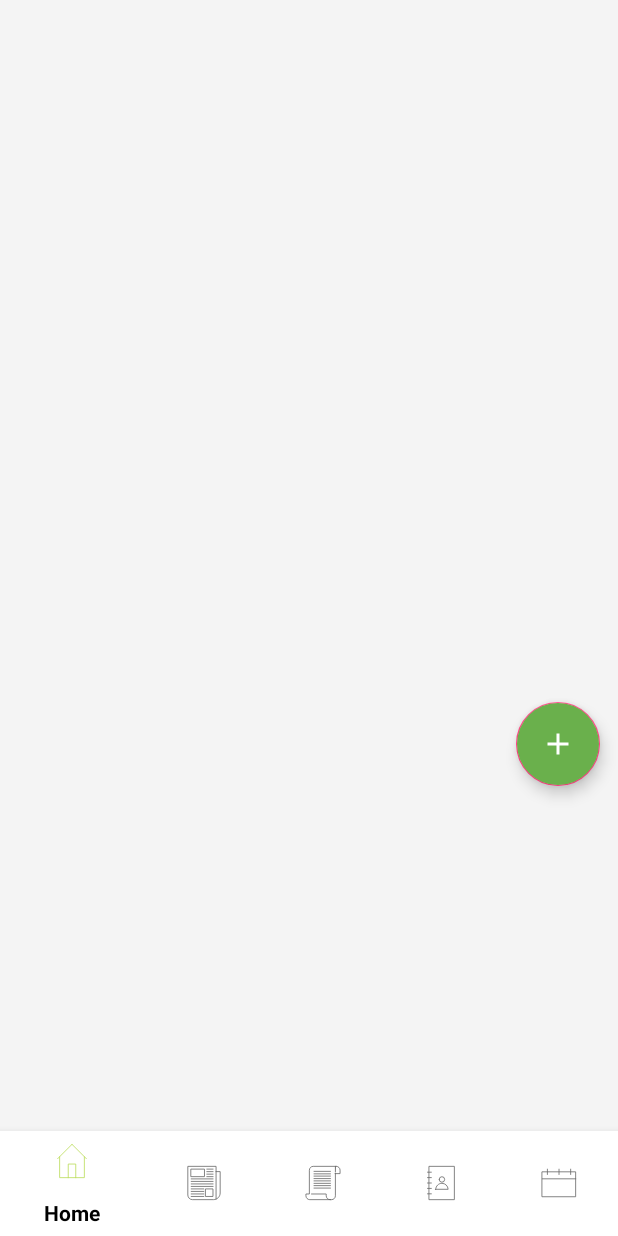
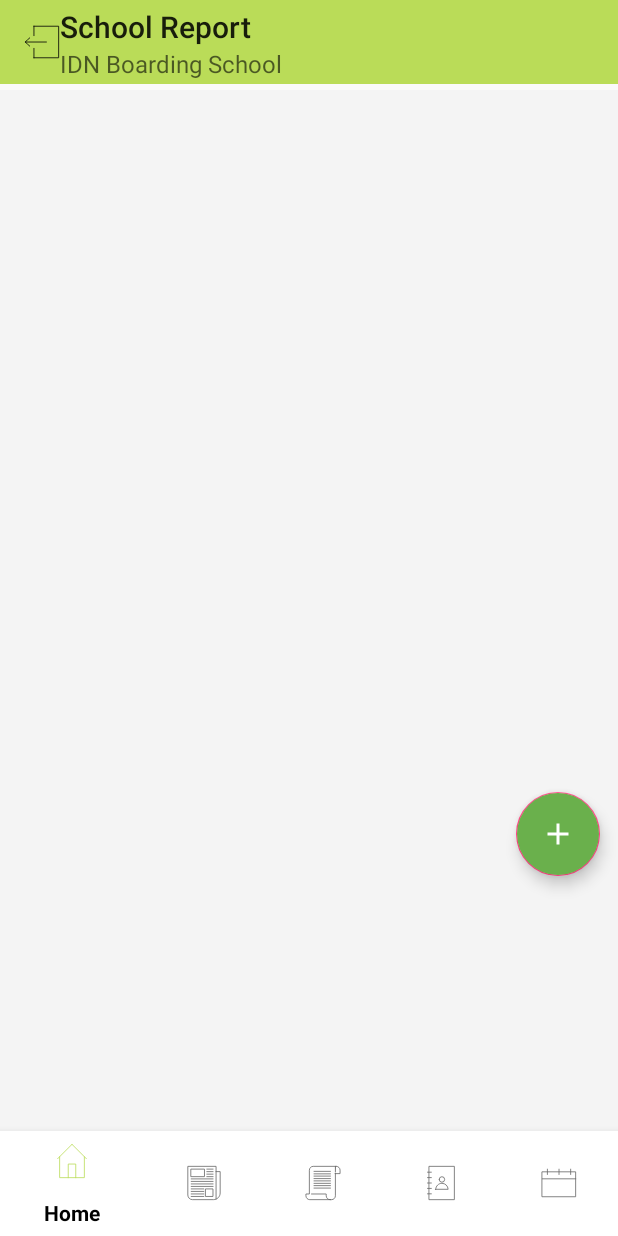
Before and after one commit to MozeeB/School-Report, an Android app: the MainActivity screen opened directly, with no data from a screen before it, on a phone screen of 412 x 824 dp. Run offline under Robolectric (Android 15) with nearby library versions, the phone set to English and light mode, and no system bars; our stand-ins replace ButterKnife; libraries missing offline, so code that uses them is left out: es.dmoral.toasty; 1 statement that could not run was skipped.

Commit message:
tgl 8 mujib ytang baru nahl

```diff
--- a/app/src/main/java/com/mozeeb/schoolreport/MainActivity.java
+++ b/app/src/main/java/com/mozeeb/schoolreport/MainActivity.java
@@ -7,6 +7,7 @@ import android.support.v4.app.Fragment;
 import android.support.v4.app.FragmentManager;
 import android.support.v4.app.FragmentTransaction;
 import android.support.v7.app.AppCompatActivity;
+import android.support.v7.widget.Toolbar;
 import android.view.MenuItem;
 
 import com.mozeeb.schoolreport.user.NewsFragment;
@@ -21,6 +22,12 @@ public class MainActivity extends AppCompatActivity {
     protected void onCreate(Bundle savedInstanceState) {
         super.onCreate(savedInstanceState);
         setContentView(R.layout.activity_main);
+        Toolbar toolbar = (Toolbar)findViewById(R.id.toolbar_semua);
+        setSupportActionBar(toolbar);
+
+        getSupportActionBar().setTitle("School Report");
+        toolbar.setSubtitle("IDN Boarding School");
+        toolbar.setLogo(R.drawable.ic_sign_out);
 
         BottomNavigationView navigation = (BottomNavigationView) findViewById(R.id.bottom_navigation);
         navigation.setOnNavigationItemSelectedListener(mOnNavigationItemSelectedListener);
--- a/app/src/main/res/layout/activity_main.xml
+++ b/app/src/main/res/layout/activity_main.xml
@@ -6,10 +6,20 @@
     android:layout_height="match_parent"
     tools:context=".MainActivity">
 
+    <android.support.v7.widget.Toolbar
+        android:id="@+id/toolbar_semua"
+        android:layout_width="match_parent"
+        android:layout_height="wrap_content"
+        android:background="?attr/colorPrimary"
+        android:minHeight="?attr/actionBarSize"
+        android:theme="?attr/actionBarTheme"
+        tools:ignore="MissingConstraints" />
+
     <FrameLayout
         android:id="@+id/fragment_container"
         android:layout_width="match_parent"
         android:layout_height="match_parent"
+        android:layout_marginTop="60dp"
         android:layout_marginBottom="70dp"
         android:layout_above="@id/bottom_navigation"
         tools:ignore="MissingConstraints"
```
